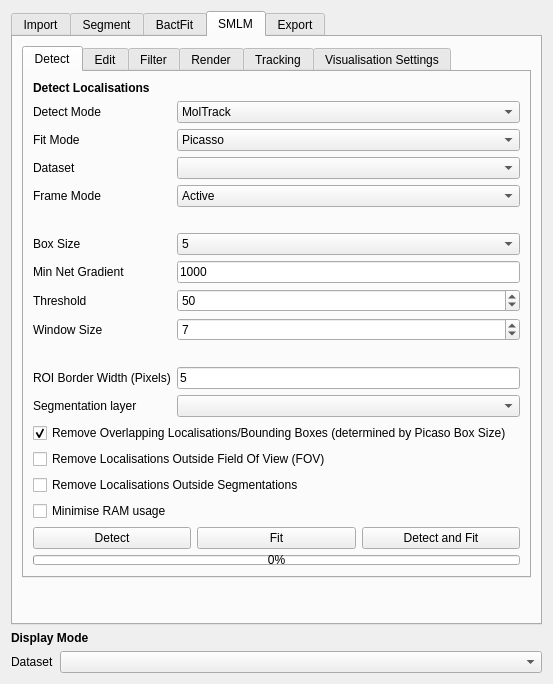
Old version of the form src/moltrack/GUI/widget_ui.ui in the repository piedrro/napari-moltrack.
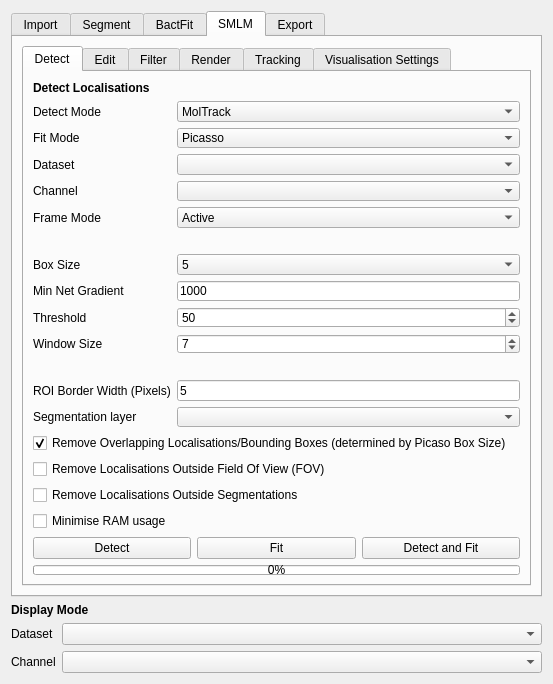
New version of the form. The open tabs and pages were chosen to show the change.

Commit message: added multi channel import funcs

Patch:
```diff
--- a/src/moltrack/GUI/widget_ui.ui
+++ b/src/moltrack/GUI/widget_ui.ui
@@ -1233,14 +1233,14 @@
              <item row="2" column="1">
               <widget class="QComboBox" name="picasso_dataset"/>
              </item>
-             <item row="3" column="0">
+             <item row="4" column="0">
               <widget class="QLabel" name="label_8">
                <property name="text">
                 <string>Frame Mode</string>
                </property>
               </widget>
              </item>
-             <item row="3" column="1">
+             <item row="4" column="1">
               <widget class="QComboBox" name="picasso_frame_mode">
                <item>
                 <property name="text">
@@ -1270,21 +1270,21 @@
                </item>
               </widget>
              </item>
-             <item row="10" column="1">
+             <item row="11" column="1">
               <widget class="QLineEdit" name="picasso_roi_border_width">
                <property name="text">
                 <string>5</string>
                </property>
               </widget>
              </item>
-             <item row="10" column="0">
+             <item row="11" column="0">
               <widget class="QLabel" name="label_35">
                <property name="text">
                 <string>ROI Border Width (Pixels)</string>
                </property>
               </widget>
              </item>
-             <item row="8" column="1">
+             <item row="9" column="1">
               <widget class="QSpinBox" name="moltrack_window_size">
                <property name="maximum">
                 <number>100</number>
@@ -1294,14 +1294,14 @@
                </property>
               </widget>
              </item>
-             <item row="8" column="0">
+             <item row="9" column="0">
               <widget class="QLabel" name="moltrack_window_size_label">
                <property name="text">
                 <string>Window Size</string>
                </property>
               </widget>
              </item>
-             <item row="7" column="1">
+             <item row="8" column="1">
               <widget class="QSpinBox" name="moltrack_threshold">
                <property name="maximum">
                 <number>255</number>
@@ -1311,28 +1311,28 @@
                </property>
               </widget>
              </item>
-             <item row="7" column="0">
+             <item row="8" column="0">
               <widget class="QLabel" name="moltrack_threshold_label">
                <property name="text">
                 <string>Threshold</string>
                </property>
               </widget>
              </item>
-             <item row="6" column="1">
+             <item row="7" column="1">
               <widget class="QLineEdit" name="picasso_min_net_gradient">
                <property name="text">
                 <string>1000</string>
                </property>
               </widget>
              </item>
-             <item row="6" column="0">
+             <item row="7" column="0">
               <widget class="QLabel" name="picasso_min_net_gradient_label">
                <property name="text">
                 <string>Min Net Gradient</string>
                </property>
               </widget>
              </item>
-             <item row="5" column="1">
+             <item row="6" column="1">
               <widget class="QComboBox" name="picasso_box_size">
                <property name="currentIndex">
                 <number>1</number>
@@ -1374,37 +1374,47 @@
                </item>
               </widget>
              </item>
-             <item row="5" column="0">
+             <item row="6" column="0">
               <widget class="QLabel" name="picasso_box_size_label">
                <property name="text">
                 <string>Box Size</string>
                </property>
               </widget>
              </item>
-             <item row="4" column="0">
+             <item row="5" column="0">
               <widget class="QLabel" name="label_4">
                <property name="text">
                 <string/>
                </property>
               </widget>
              </item>
-             <item row="9" column="0">
+             <item row="10" column="0">
               <widget class="QLabel" name="label_5">
                <property name="text">
                 <string/>
                </property>
               </widget>
              </item>
-             <item row="11" column="0">
+             <item row="12" column="0">
               <widget class="QLabel" name="label_30">
                <property name="text">
                 <string>Segmentation layer</string>
                </property>
               </widget>
              </item>
-             <item row="11" column="1">
+             <item row="12" column="1">
               <widget class="QComboBox" name="picasso_segmentation_layer"/>
              </item>
+             <item row="3" column="0">
+              <widget class="QLabel" name="label_38">
+               <property name="text">
+                <string>Channel</string>
+               </property>
+              </widget>
+             </item>
+             <item row="3" column="1">
+              <widget class="QComboBox" name="picasso_channel"/>
+             </item>
             </layout>
            </item>
            <item>
@@ -2377,6 +2387,16 @@
      <item row="0" column="1">
       <widget class="QComboBox" name="moltrack_dataset_selector"/>
      </item>
+     <item row="1" column="0">
+      <widget class="QLabel" name="label_37">
+       <property name="text">
+        <string>Channel</string>
+       </property>
+      </widget>
+     </item>
+     <item row="1" column="1">
+      <widget class="QComboBox" name="moltrack_channel_selector"/>
+     </item>
     </layout>
    </item>
   </layout>
```
Left out of the diff: 157 changed lines with no effect on the pictures. The commit also changes 5 other files.
